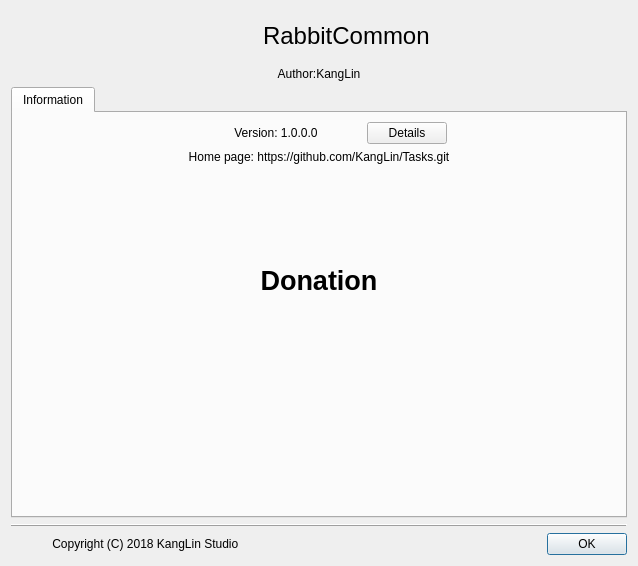
First picture: the form in Src/DlgAbout/DlgAbout.ui, repository KangLin/RabbitCommon, before the edit.
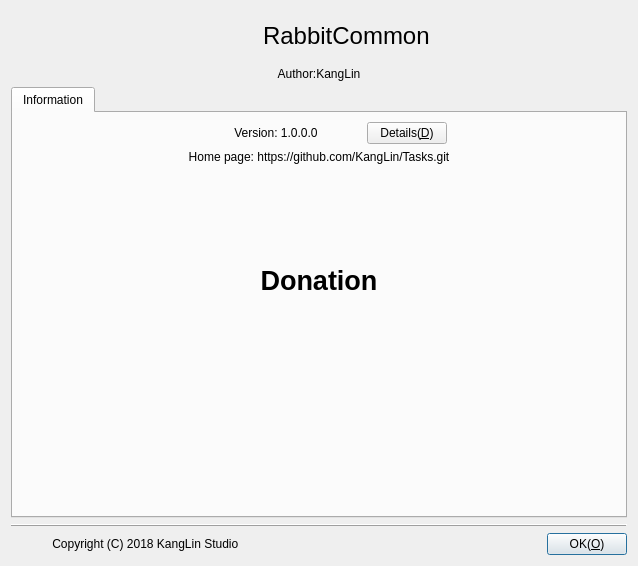
Second picture: the form after the edit. Icons and pictures are not drawn.

Diff of the .ui file:
```diff
--- a/Src/DlgAbout/DlgAbout.ui
+++ b/Src/DlgAbout/DlgAbout.ui
@@ -189,7 +189,10 @@
      <item>
       <widget class="QPushButton" name="pbOK">
        <property name="text">
-        <string>OK</string>
+        <string>OK(&amp;O)</string>
+       </property>
+       <property name="default">
+        <bool>true</bool>
        </property>
       </widget>
      </item>
@@ -262,7 +265,7 @@
            <item>
             <widget class="QPushButton" name="pbDetails">
              <property name="text">
-              <string>Details</string>
+              <string>Details(&amp;D)</string>
              </property>
             </widget>
            </item>
```
